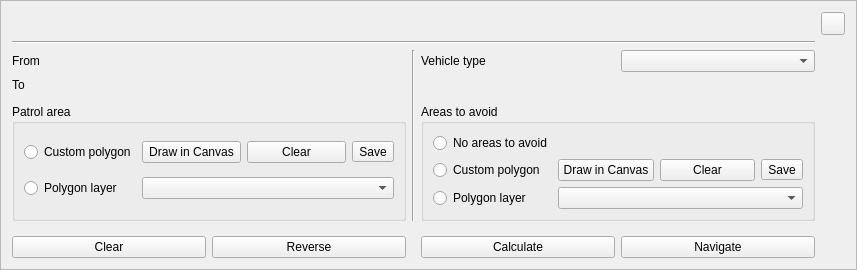
kadas-albireo/kadas-albireo2, file kadasrouting/gui/cpbottombar.ui: the form before one commit.
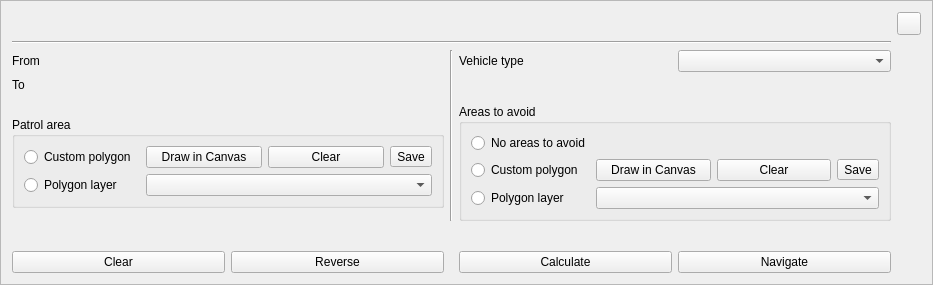
The form after the commit. Icons and pictures are not drawn.

Commit message: fix the size of buttons in panel

```diff
--- a/kadasrouting/gui/cpbottombar.ui
+++ b/kadasrouting/gui/cpbottombar.ui
@@ -6,8 +6,8 @@
    <rect>
     <x>0</x>
     <y>0</y>
-    <width>857</width>
-    <height>270</height>
+    <width>933</width>
+    <height>285</height>
    </rect>
   </property>
   <property name="windowTitle">
@@ -98,6 +98,12 @@
    </item>
    <item row="5" column="3" colspan="2">
     <widget class="QGroupBox" name="groupBox_avoid">
+     <property name="sizePolicy">
+      <sizepolicy hsizetype="Preferred" vsizetype="Fixed">
+       <horstretch>0</horstretch>
+       <verstretch>0</verstretch>
+      </sizepolicy>
+     </property>
      <property name="title">
       <string>Areas to avoid</string>
      </property>
@@ -223,6 +229,12 @@
    </item>
    <item row="5" column="0" colspan="2">
     <widget class="QGroupBox" name="groupBox_patrol">
+     <property name="sizePolicy">
+      <sizepolicy hsizetype="Preferred" vsizetype="Fixed">
+       <horstretch>0</horstretch>
+       <verstretch>0</verstretch>
+      </sizepolicy>
+     </property>
      <property name="title">
       <string>Patrol area</string>
      </property>
```
Left out of the diff: 28 changed lines with no effect on the pictures. The commit also changes 1 other file.
